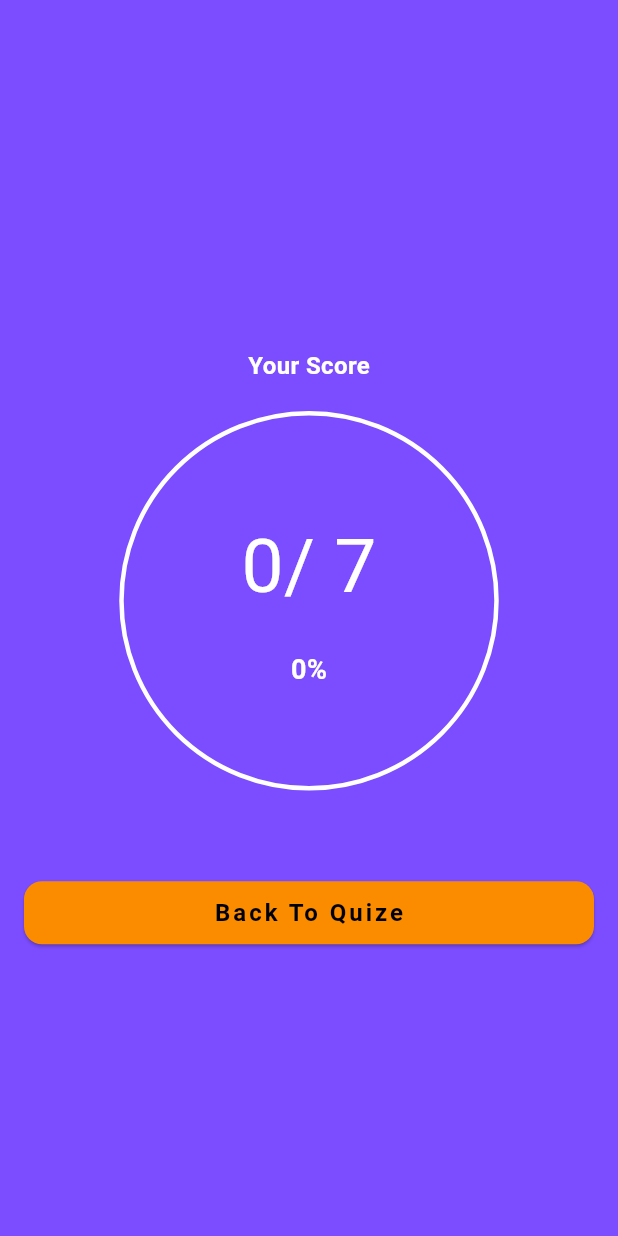
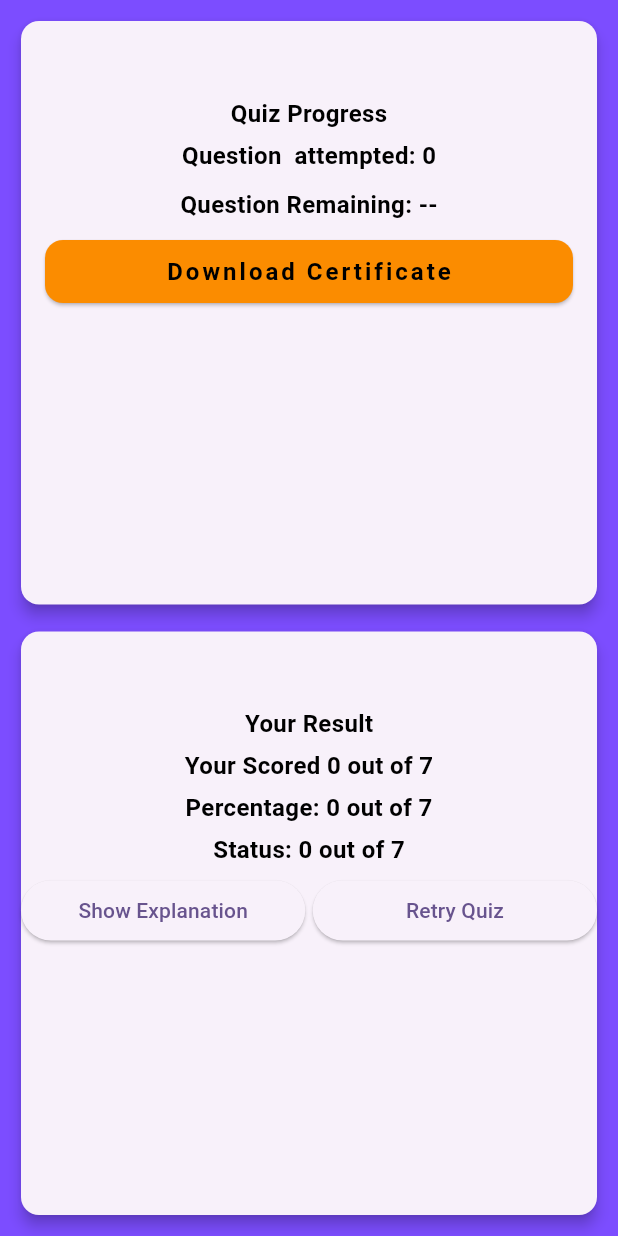
Before and after one commit to Vivekkumar523/MCQProject, a Flutter app: the ResultScreen screen opened directly with empty values, on a phone screen of 412 x 824 dp. Run offline on Flutter 3.47's test engine with Material 3 defaults, Android fonts, the phone set to English and light mode, and no system bars; our stand-ins replace get.

Commit message:
result_screen in progress

```diff
--- a/lib/screen/result_screen.dart
+++ b/lib/screen/result_screen.dart
@@ -14,67 +14,116 @@ class ResultScreen extends StatelessWidget {
   Widget build(BuildContext context) {
     return Scaffold(
       backgroundColor: Colors.deepPurpleAccent,
-      body: Center(
+      body: Padding(
+          padding: EdgeInsets.all(10),
         child: Column(
-          mainAxisSize: MainAxisSize.min,
+          children: [
+            Expanded(
+                child: Container(
+                  width: double.infinity,
+                  child: Card(
+                    elevation: 4,
+                    child: Column(
                       children: [
                         SizedBox(
                           height: 50,
                         ),
                         Text(
-              "Your Score",
+                          "Quiz Progress",
                           style: TextStyle(
                               fontSize: 16,
-                  color: Colors.white,
+                              color: Colors.black,
                               fontWeight: FontWeight.bold),
                         ),
                         SizedBox(
-              height: 20,
+                          height: 5,
                         ),
-            Stack(
-              alignment: Alignment.center,
-              children: [
-                SizedBox(
-                  height: 250,
-                  width: 250,
-                  child: CircularProgressIndicator(
-                    strokeWidth: 3,
-                    value: score / questionsList.length,
-                    color: Colors.blue,
-                    backgroundColor: Colors.white,
+                        Text(
+                          "Question  attempted: ${score.toString()}",
+                          style: TextStyle(
+                              fontSize: 16,
+                              color: Colors.black,
+                              fontWeight: FontWeight.bold),
+                        ),
+                        SizedBox(height: 10),
+                        Text(
+                          "Question Remaining: --",
+                          style: TextStyle(
+                              fontSize: 16,
+                              color: Colors.black,
+                              fontWeight: FontWeight.bold),
+                        ),
+                        RectangularButton(
+                          label: "Download Certificate",
+                          onPressed: () {
+
+                          },
+                        ),
+                      ],
                     ),
                   ),
-                Column(
+                )
+            ),
+            SizedBox(height: 10),
+            Expanded(
+                child: Container(
+                  width: double.infinity,
+                    child: Card(
+                      elevation: 4,
+                      child: Column(
                         children: [
+                          SizedBox(height: 50),
                           Text(
-                      "${score.toString()}/ ${questionsList.length}",
-                      style: TextStyle(fontSize: 50, color: Colors.white),
+                            "Your Result",
+                            style: TextStyle(
+                                fontSize: 16,
+                                color: Colors.black,
+                                fontWeight: FontWeight.bold),
                           ),
-                    SizedBox(
-                      height: 20,
+                          SizedBox(height: 5),
+                          Text(
+                            "Your Scored ${score.toString()} out of ${questionsList.length}",
+                            style: TextStyle(
+                                fontSize: 16,
+                                color: Colors.black,
+                                fontWeight: FontWeight.bold),
                           ),
+                          SizedBox(height: 5),
                           Text(
-                      "${(score / questionsList.length * 100).round()}%",
+                            "Percentage: ${score.toString()} out of ${questionsList.length}",
                             style: TextStyle(
-                          color: Colors.white,
-                          fontSize: 18,
+                                fontSize: 16,
+                                color: Colors.black,
                                 fontWeight: FontWeight.bold),
-                    )
+                          ),
+                          SizedBox(height: 5),
+                          Text(
+                            "Status: ${score.toString()} out of ${questionsList.length}",
+                            style: TextStyle(
+                                fontSize: 16,
+                                color: Colors.black,
+                                fontWeight: FontWeight.bold),
+                          ),
+                          SizedBox(height: 5),
+                          Row(
+                              children: [
+                                Expanded(
+                                    child: ElevatedButton(
+                                        onPressed: (){},
+                                        child: Text("Show Explanation"))
+                                ),
+                                SizedBox(width: 5,),
+                                Expanded(
+                                    child: ElevatedButton(
+                                        onPressed: (){},
+                                        child: Text("Retry Quiz"))
+                                ),
                               ],
                           )
                         ],
                       ),
-            SizedBox(
-              height: 50,
                     ),
-            RectangularButton(
-              label: "Back To Quize",
-              onPressed: () {
-                Navigator.of(context).pushReplacement(MaterialPageRoute(
-                    builder: (_) => QuizeScreen(
-                          title: "MCQ Questions",
-                        )));
-              },
+                )
             )
           ],
         ),
```
Also changed, not shown: pubspec.yaml (+0 -7 lines), pubspec.lock, 5 other files. Lines whose indentation alone changed are shown as unchanged.
